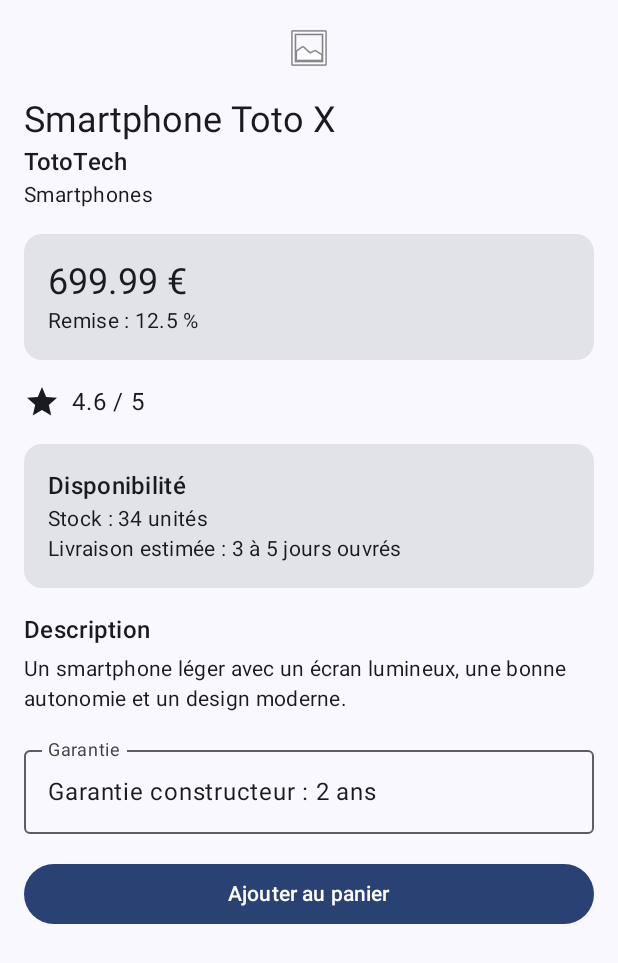
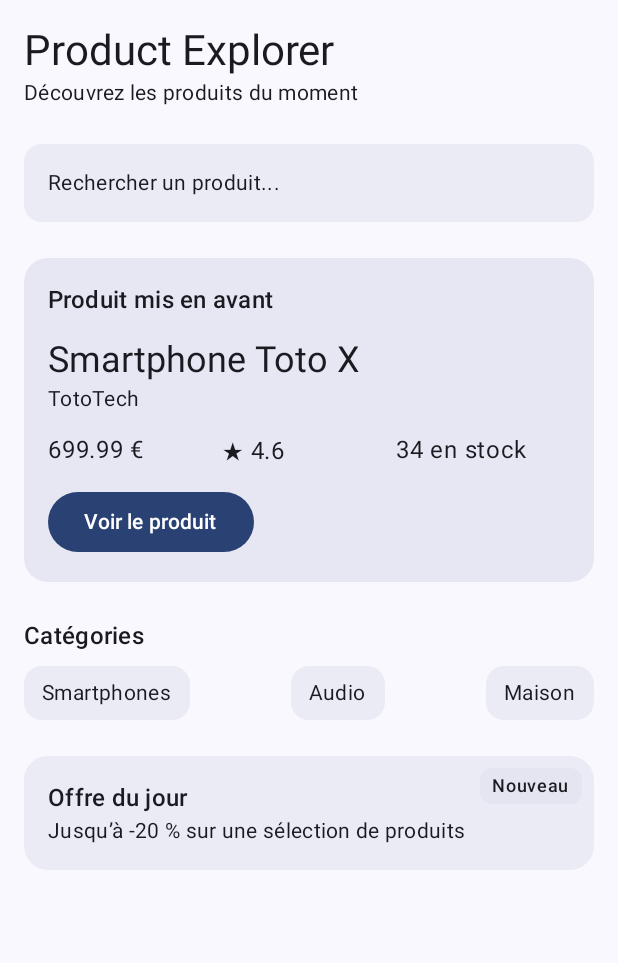
Before and after one commit to AdaoudDev/ProjetFilRougeAndroid, an Android app built with Jetpack Compose: the screen it shows after launch (MainActivity), on a phone screen of 412 x 824 dp. Shown: the top 963 px of the screen. Run offline under Robolectric (Android 15) with nearby library versions, the phone set to English and light mode, and no system bars.

Commit message:
tp5 finalisation produits

```diff
--- a/app/src/main/java/com/example/projetfilrougeahmaddaoud/MainActivity.kt
+++ b/app/src/main/java/com/example/projetfilrougeahmaddaoud/MainActivity.kt
@@ -5,10 +5,13 @@ import androidx.activity.ComponentActivity
 import androidx.activity.compose.setContent
 import androidx.activity.enableEdgeToEdge
 import androidx.compose.foundation.Image
+import androidx.compose.foundation.layout.Box
 import androidx.compose.foundation.layout.Column
 import androidx.compose.foundation.layout.Row
+import androidx.compose.foundation.layout.Spacer
 import androidx.compose.foundation.layout.fillMaxSize
 import androidx.compose.foundation.layout.fillMaxWidth
+import androidx.compose.foundation.layout.height
 import androidx.compose.foundation.layout.padding
 import androidx.compose.material.icons.Icons
 import androidx.compose.material.icons.filled.Star
@@ -18,8 +21,10 @@ import androidx.compose.material3.Icon
 import androidx.compose.material3.MaterialTheme
 import androidx.compose.material3.OutlinedTextField
 import androidx.compose.material3.Scaffold
+import androidx.compose.material3.Surface
 import androidx.compose.material3.Text
 import androidx.compose.runtime.Composable
+import androidx.compose.ui.Alignment
 import androidx.compose.ui.Modifier
 import androidx.compose.ui.res.painterResource
 import androidx.compose.ui.tooling.preview.Preview
@@ -33,10 +38,10 @@ class MainActivity : ComponentActivity() {
         setContent {
             ProjetFilRougeAhmadDaoudTheme {
                 Scaffold(modifier = Modifier.fillMaxSize()) { innerPadding ->
-                    ProductDetailScreen(
-                        product = sampleProduct(),
-                        onAddToCartClick = {
-                            // Action à ajouter plus tard
+                    ProductHomeScreen(
+                        featuredProduct = sampleProduct(),
+                        onFeaturedProductClick = {
+                            // Plus tard : ouvrir le détail du produit
                         },
                         modifier = Modifier.padding(innerPadding)
                     )
@@ -88,6 +93,208 @@ fun sampleProductOutOfStock(): ProductUi {
         warrantyInformation = "Garantie constructeur : 1 an",
         shippingInformation = "Produit temporairement indisponible"
     )
+}
+
+@Composable
+fun ProductHomeScreen(
+    featuredProduct: ProductUi,
+    onFeaturedProductClick: () -> Unit,
+    modifier: Modifier = Modifier
+) {
+    Column(
+        modifier = modifier
+            .fillMaxSize()
+            .padding(16.dp)
+    ) {
+        HomeHeader()
+        Spacer(modifier = Modifier.height(24.dp))
+        SearchPreviewBar()
+        Spacer(modifier = Modifier.height(24.dp))
+        FeaturedProductSection(
+            product = featuredProduct,
+            onClick = onFeaturedProductClick
+        )
+        Spacer(modifier = Modifier.height(24.dp))
+        CategoriesSection()
+        Spacer(modifier = Modifier.height(24.dp))
+        DailyOfferBox()
+    }
+}
+
+@Composable
+fun HomeHeader(
+    modifier: Modifier = Modifier
+) {
+    Column(modifier = modifier) {
+        Text(
+            text = "Product Explorer",
+            style = MaterialTheme.typography.headlineMedium
+        )
+        Text(
+            text = "Découvrez les produits du moment",
+            style = MaterialTheme.typography.bodyMedium
+        )
+    }
+}
+
+@Composable
+fun SearchPreviewBar(
+    modifier: Modifier = Modifier
+) {
+    Surface(
+        modifier = modifier.fillMaxWidth(),
+        shape = MaterialTheme.shapes.medium,
+        tonalElevation = 2.dp
+    ) {
+        Text(
+            text = "Rechercher un produit...",
+            modifier = Modifier.padding(16.dp),
+            style = MaterialTheme.typography.bodyMedium
+        )
+    }
+}
+
+@Composable
+fun FeaturedProductSection(
+    product: ProductUi,
+    onClick: () -> Unit,
+    modifier: Modifier = Modifier
+) {
+    Surface(
+        modifier = modifier.fillMaxWidth(),
+        shape = MaterialTheme.shapes.large,
+        tonalElevation = 4.dp
+    ) {
+        Column(
+            modifier = Modifier.padding(16.dp)
+        ) {
+            Text(
+                text = "Produit mis en avant",
+                style = MaterialTheme.typography.titleMedium
+            )
+            Spacer(modifier = Modifier.height(12.dp))
+            Text(
+                text = product.title,
+                style = MaterialTheme.typography.headlineSmall
+            )
+            Text(
+                text = product.brand,
+                style = MaterialTheme.typography.bodyMedium
+            )
+            Spacer(modifier = Modifier.height(12.dp))
+            ProductQuickInfoRow(
+                price = product.price,
+                rating = product.rating,
+                stock = product.stock
+            )
+            Spacer(modifier = Modifier.height(12.dp))
+            Button(onClick = onClick) {
+                Text(text = "Voir le produit")
+            }
+        }
+    }
+}
+
+@Composable
+fun ProductQuickInfoRow(
+    price: Double,
+    rating: Double,
+    stock: Int,
+    modifier: Modifier = Modifier
+) {
+    Row(modifier = modifier.fillMaxWidth()) {
+        Text(
+            text = "$price €",
+            modifier = Modifier.weight(1f)
+        )
+        Text(
+            text = "★ $rating",
+            modifier = Modifier.weight(1f)
+        )
+        Text(
+            text = "$stock en stock",
+            modifier = Modifier.weight(1f)
+        )
+    }
+}
+
+@Composable
+fun CategoryChip(
+    label: String,
+    modifier: Modifier = Modifier
+) {
+    Surface(
+        modifier = modifier,
+        shape = MaterialTheme.shapes.medium,
+        tonalElevation = 2.dp
+    ) {
+        Text(
+            text = label,
+            modifier = Modifier.padding(horizontal = 12.dp, vertical = 8.dp),
+            style = MaterialTheme.typography.bodyMedium
+        )
+    }
+}
+
+@Composable
+fun CategoriesSection(
+    modifier: Modifier = Modifier
+) {
+    Column(modifier = modifier) {
+        Text(
+            text = "Catégories",
+            style = MaterialTheme.typography.titleMedium
+        )
+        Spacer(modifier = Modifier.height(8.dp))
+        Row {
+            CategoryChip(label = "Smartphones")
+            Spacer(modifier = Modifier.weight(1f))
+            CategoryChip(label = "Audio")
+            Spacer(modifier = Modifier.weight(1f))
+            CategoryChip(label = "Maison")
+        }
+    }
+}
+
+@Composable
+fun DailyOfferBox(
+    modifier: Modifier = Modifier
+) {
+    Box(
+        modifier = modifier.fillMaxWidth()
+    ) {
+        Surface(
+            modifier = Modifier.fillMaxWidth(),
+            shape = MaterialTheme.shapes.large,
+            tonalElevation = 2.dp
+        ) {
+            Column(
+                modifier = Modifier.padding(16.dp)
+            ) {
+                Text(
+                    text = "Offre du jour",
+                    style = MaterialTheme.typography.titleMedium
+                )
+                Text(
+                    text = "Jusqu’à -20 % sur une sélection de produits",
+                    style = MaterialTheme.typography.bodyMedium
+                )
+            }
+        }
+        Surface(
+            modifier = Modifier
+                .align(Alignment.TopEnd)
+                .padding(8.dp),
+            shape = MaterialTheme.shapes.small,
+            tonalElevation = 6.dp
+        ) {
+            Text(
+                text = "Nouveau",
+                modifier = Modifier.padding(horizontal = 8.dp, vertical = 4.dp),
+                style = MaterialTheme.typography.labelMedium
+            )
+        }
+    }
 }
 
 @Composable
@@ -305,6 +512,17 @@ fun ProductWarrantyField(
 
 @Preview(showBackground = true)
 @Composable
+fun ProductHomeScreenPreview() {
+    ProjetFilRougeAhmadDaoudTheme {
+        ProductHomeScreen(
+            featuredProduct = sampleProduct(),
+            onFeaturedProductClick = {}
+        )
+    }
+}
+
+@Preview(showBackground = true)
+@Composable
 fun ProductDetailScreenPreview() {
     ProjetFilRougeAhmadDaoudTheme {
         ProductDetailScreen(
```
Also changed, not shown: 2 other files.
